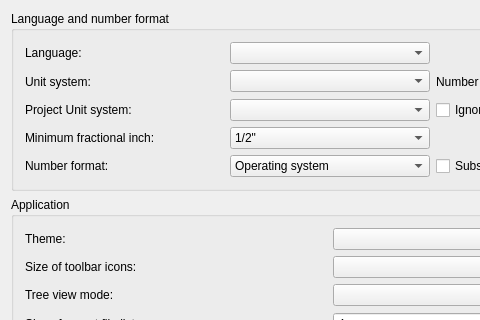
The window that src/Gui/PreferencePages/DlgSettingsGeneral.ui (southseact-3d/fcd) describes before a commit, drawn with Qt 5; both pictures show x 0 to 480 and y 0 to 320 of the 660 by 930 pixel window.
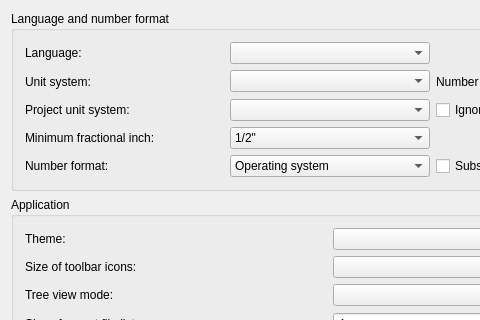
The same window after the commit. Custom widgets are drawn as their Qt base class.

Commit message: Gui: Improve texts for unit system preferences

The edit to the form file:
```diff
--- a/src/Gui/PreferencePages/DlgSettingsGeneral.ui
+++ b/src/Gui/PreferencePages/DlgSettingsGeneral.ui
@@ -90,7 +90,7 @@
        <item row="2" column="0">
         <widget class="QLabel" name="label">
          <property name="text">
-          <string>Project Unit system:</string>
+          <string>Project unit system:</string>
          </property>
         </widget>
        </item>
```
Left out of the diff: 6 changed lines with no effect on the pictures.
